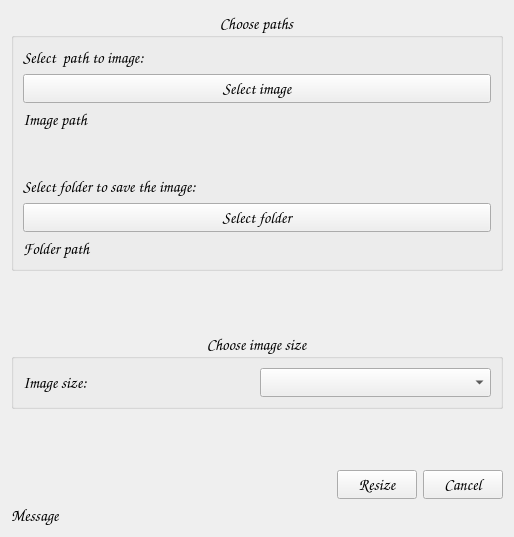
piotrekgelert/thumbnail-resizer-tool, file App_main/UI/untitled.ui: the form before one commit.
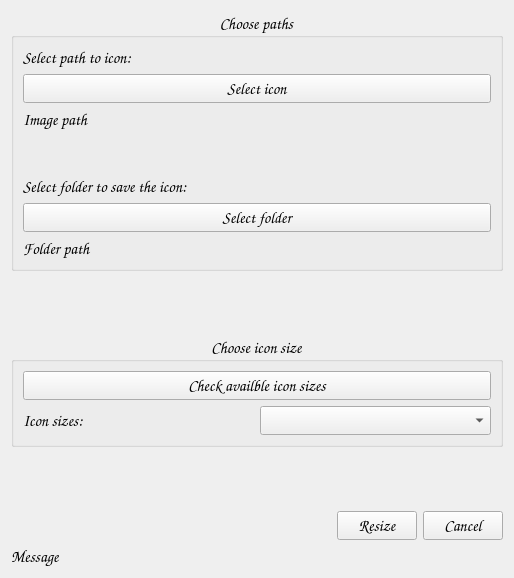
The form after the commit. Icons and pictures are not drawn.

Commit message: working version of app, block image sizes over img size work in progress

What changed in the file:
```diff
--- a/App_main/UI/untitled.ui
+++ b/App_main/UI/untitled.ui
@@ -7,7 +7,7 @@
     <x>0</x>
     <y>0</y>
     <width>514</width>
-    <height>537</height>
+    <height>578</height>
    </rect>
   </property>
   <property name="font">
@@ -57,14 +57,14 @@
       <item>
        <widget class="QLabel" name="lb_path_to_file">
         <property name="text">
-         <string>Select  path to image:</string>
+         <string>Select path to icon:</string>
         </property>
        </widget>
       </item>
       <item>
        <widget class="QPushButton" name="pb_select_img_path">
         <property name="text">
-         <string>Select image</string>
+         <string>Select icon</string>
         </property>
        </widget>
       </item>
@@ -91,7 +91,7 @@
       <item>
        <widget class="QLabel" name="lb_folder_path">
         <property name="text">
-         <string>Select folder to save the image:</string>
+         <string>Select folder to save the icon:</string>
         </property>
        </widget>
       </item>
@@ -148,18 +148,25 @@
    <item row="2" column="0" colspan="2">
     <widget class="QGroupBox" name="gb_size_choice">
      <property name="title">
-      <string>Choose image size</string>
+      <string>Choose icon size</string>
      </property>
      <property name="alignment">
       <set>Qt::AlignCenter</set>
      </property>
      <layout class="QVBoxLayout" name="verticalLayout_2">
+      <item>
+       <widget class="QPushButton" name="pb_icon_sizes_avaibility">
+        <property name="text">
+         <string>Check availble icon sizes</string>
+        </property>
+       </widget>
+      </item>
       <item>
        <layout class="QHBoxLayout" name="hl_image_size">
         <item>
          <widget class="QLabel" name="lb_image_size">
           <property name="text">
-           <string>Image size:</string>
+           <string>Icon sizes:</string>
           </property>
          </widget>
         </item>
```
The commit also changes 3 other files.
